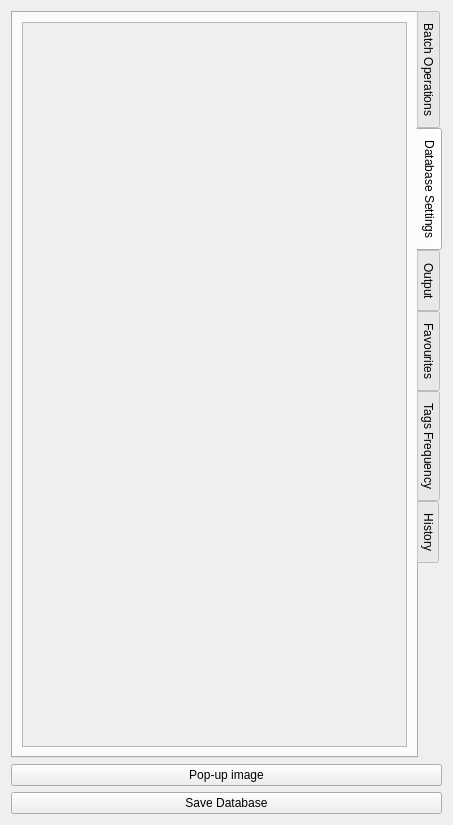
The window that interfaces/databaseToolsBase.ui (HaW-Tagger/HWtagger) describes before a commit, drawn with Qt 5.
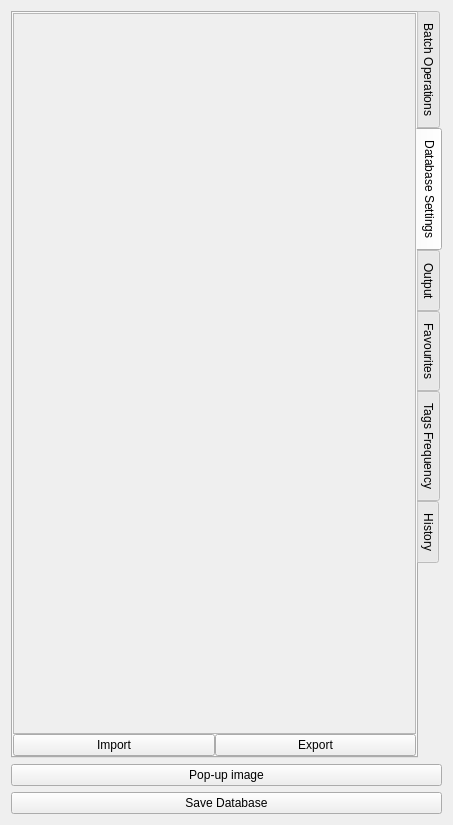
The same window after the commit. The open tabs and pages were chosen to show the change. Custom widgets are drawn as their Qt base class.

Commit message: Excport/Import database settings + blank tag correction

What changed in the file:
```diff
--- a/interfaces/databaseToolsBase.ui
+++ b/interfaces/databaseToolsBase.ui
@@ -270,6 +270,21 @@
        <string>Database Settings</string>
       </attribute>
       <layout class="QVBoxLayout" name="verticalLayout_4">
+       <property name="spacing">
+        <number>0</number>
+       </property>
+       <property name="leftMargin">
+        <number>0</number>
+       </property>
+       <property name="topMargin">
+        <number>0</number>
+       </property>
+       <property name="rightMargin">
+        <number>0</number>
+       </property>
+       <property name="bottomMargin">
+        <number>0</number>
+       </property>
        <item>
         <widget class="QScrollArea" name="scrollArea">
          <property name="toolTip">
@@ -286,13 +301,34 @@
            <rect>
             <x>0</x>
             <y>0</y>
-            <width>388</width>
-            <height>721</height>
+            <width>406</width>
+            <height>713</height>
            </rect>
           </property>
          </widget>
         </widget>
        </item>
+       <item>
+        <layout class="QHBoxLayout" name="horizontalLayout">
+         <property name="spacing">
+          <number>0</number>
+         </property>
+         <item>
+          <widget class="QPushButton" name="pushButton_import_settings">
+           <property name="text">
+            <string>Import</string>
+           </property>
+          </widget>
+         </item>
+         <item>
+          <widget class="QPushButton" name="pushButton_export_settings">
+           <property name="text">
+            <string>Export</string>
+           </property>
+          </widget>
+         </item>
+        </layout>
+       </item>
       </layout>
      </widget>
      <widget class="QWidget" name="tabWidgetPage2">
```
Left out of the diff: 4 changed lines with no effect on the pictures. The commit also changes 8 other files.
